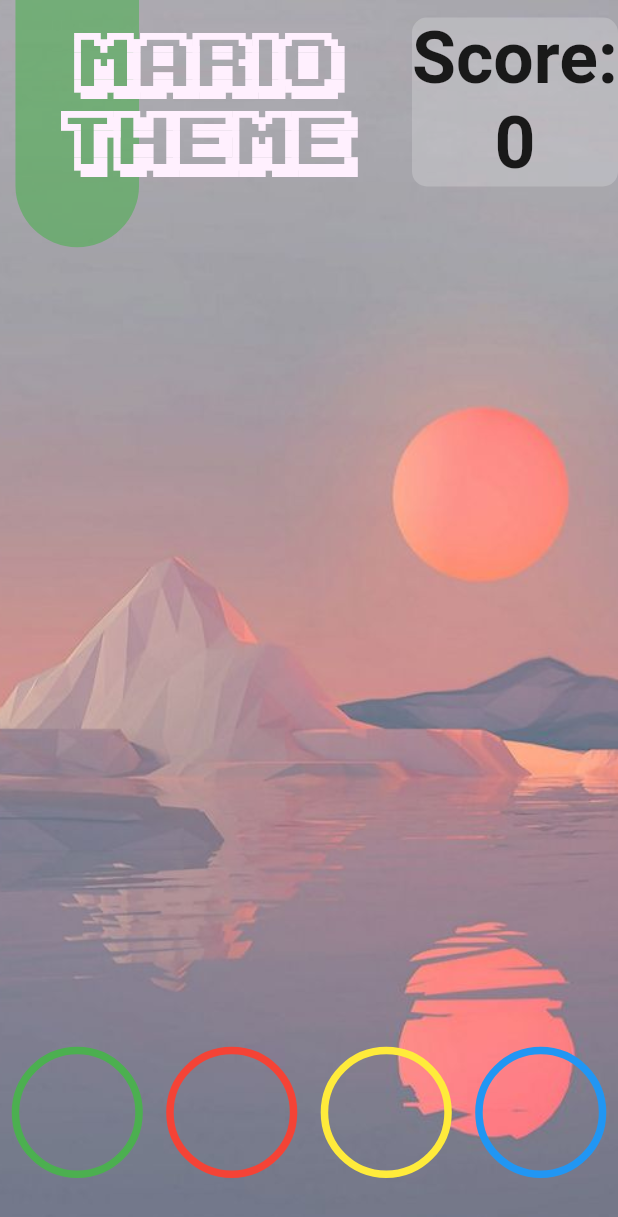
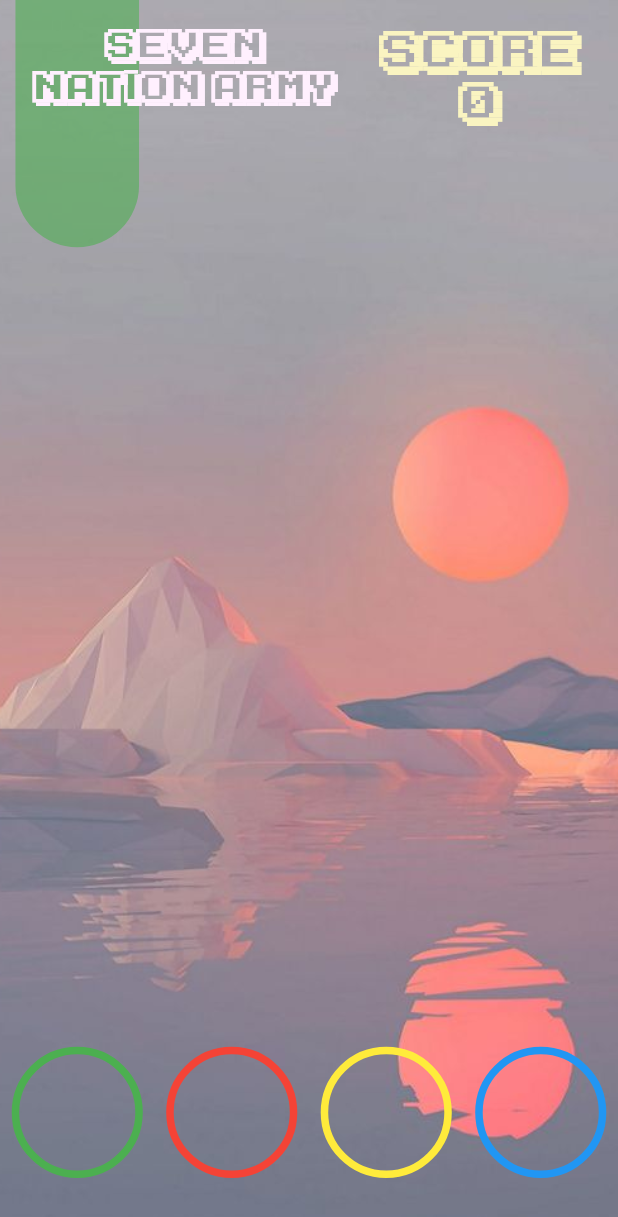
Before and after one commit to giladeldor/GloveHero, a Flutter app: the screen it shows after launch, on a phone screen of 412 x 824 dp. Shown: the top 1217 px of the screen. Run offline on Flutter 3.47's test engine with Material 2 defaults, Android fonts, the phone set to English and light mode, and no system bars; drawn by our look-alikes of auto_size_text; our stand-ins replace carousel_slider, circular_countdown_timer, flutter_rating_bar, just_audio, permission_handler; missing offline and left inert: flutter_reactive_ble.

Commit message:
Added score widget.

```diff
--- a/glove_hero_app/lib/main.dart
+++ b/glove_hero_app/lib/main.dart
@@ -41,8 +41,9 @@ class GloveHeroApp extends StatelessWidget {
       home: SafeArea(
         // child: MenuPage(),
         // child: RecordingModePage(song: SongManager.songs[11]),
-        child: SinglePlayerModePage(song: SongManager.songs[11]),
+        child: SinglePlayerModePage(song: SongManager.songs[16]),
       ),
+      debugShowCheckedModeBanner: false,
     );
   }
 }
--- a/glove_hero_app/lib/models/song.dart
+++ b/glove_hero_app/lib/models/song.dart
@@ -55,7 +55,6 @@ class SongManager {
     ),
     Song(
       name: "All My Life",
-      title: "All My\nLife",
       previewSpan: PreviewSpan(start: 6, end: 17),
       volume: 0.5,
     ),
@@ -66,13 +65,11 @@ class SongManager {
     ),
     Song(
       name: "Bohemian Rhapsody",
-      title: "Bohemian\nRhapsody",
       previewSpan: PreviewSpan(start: 50, end: 70),
       volume: 0.7,
     ),
     Song(
       name: "Come as You Are",
-      title: "Come as\nYou Are",
       previewSpan: PreviewSpan(start: 0, end: 17),
       volume: 0.5,
     ),
@@ -83,7 +80,6 @@ class SongManager {
     ),
     Song(
       name: "Freed from Desire",
-      title: "Freed from\nDesire",
       previewSpan: PreviewSpan(start: 58, end: 73),
       volume: 0.7,
     ),
@@ -94,7 +90,6 @@ class SongManager {
     ),
     Song(
       name: "I Approached Ido",
-      title: "I Approached\nIdo",
       previewSpan: PreviewSpan(start: 40, end: 60),
       volume: 0.5,
     ),
@@ -125,7 +120,6 @@ class SongManager {
     ),
     Song(
       name: "Nothing Else Matters",
-      title: "Nothing Else\nMatters",
       previewSpan: PreviewSpan(start: 0, end: 27),
       volume: 2,
     ),
@@ -136,7 +130,6 @@ class SongManager {
     ),
     Song(
       name: "Seven Nation Army",
-      title: "Seven Nation\nArmy",
       previewSpan: PreviewSpan(start: 48, end: 73),
       volume: 1.7,
     ),
@@ -147,7 +140,6 @@ class SongManager {
     ),
     Song(
       name: "Stairway to Heaven",
-      title: "Stairway to\nHeaven",
       previewSpan: PreviewSpan(start: 0, end: 25),
       volume: 3.5,
     ),
@@ -158,13 +150,11 @@ class SongManager {
     ),
     Song(
       name: "Sultans Of Swing",
-      title: "Sultans Of\nSwing",
       previewSpan: PreviewSpan(start: 143, end: 161),
       volume: 1,
     ),
     Song(
       name: "The Final Countdown",
-      title: "The Final\nCountdown",
       previewSpan: PreviewSpan(start: 117, end: 136),
       volume: 1,
     ),
@@ -175,7 +165,6 @@ class SongManager {
     ),
     Song(
       name: "Under the Bridge",
-      title: "Under the\nBridge",
       previewSpan: PreviewSpan(start: 0, end: 28),
       volume: 2,
     ),
--- a/glove_hero_app/lib/pages/recording_mode_page.dart
+++ b/glove_hero_app/lib/pages/recording_mode_page.dart
@@ -6,12 +6,12 @@ import 'package:flutter_rating_bar/flutter_rating_bar.dart';
 import 'package:glove_hero_app/models/audio_manager.dart';
 import 'package:glove_hero_app/models/ble.dart';
 import 'package:glove_hero_app/models/touch.dart';
-import 'package:glove_hero_app/styles.dart';
 import 'package:glove_hero_app/utils/painter.dart';
 import 'package:glove_hero_app/widgets/song_card.dart';
 import 'package:just_audio/just_audio.dart';
 import 'package:provider/provider.dart';
 import '../models/song.dart';
+import '../utils/styles.dart';
 
 class RecordingModePage extends StatefulWidget {
   const RecordingModePage({super.key, required this.song});
--- a/glove_hero_app/lib/pages/single_player_mode_page.dart
+++ b/glove_hero_app/lib/pages/single_player_mode_page.dart
@@ -1,3 +1,4 @@
+import 'package:auto_size_text/auto_size_text.dart';
 import 'package:flutter/material.dart';
 import 'package:glove_hero_app/models/touch.dart';
 import 'package:glove_hero_app/utils/painter.dart';
@@ -43,26 +44,31 @@ class _SinglePlayerModePageState extends State<SinglePlayerModePage> {
               child: Column(
                 crossAxisAlignment: CrossAxisAlignment.center,
                 children: [
-                  Row(
+                  Padding(
+                    padding: const EdgeInsets.symmetric(vertical: 16.0),
+                    child: Row(
+                      mainAxisAlignment: MainAxisAlignment.spaceEvenly,
+                      crossAxisAlignment: CrossAxisAlignment.start,
                       children: [
                         Flexible(
-                        flex: 2,
-                        child: Padding(
-                          padding: const EdgeInsets.all(16.0),
-                          child: Text(
+                          child: AutoSizeText(
                             _song.title,
                             textAlign: TextAlign.center,
-                            style: titleTextStyle,
+                            style: titleTextStyle.copyWith(fontSize: 30),
+                            maxLines: 2,
+                            wrapWords: false,
                           ),
                         ),
+                        Flexible(
+                          child: Padding(
+                            padding: const EdgeInsets.symmetric(
+                              horizontal: 8.0,
                             ),
-                      const Flexible(
-                        child: Align(
-                          alignment: Alignment.topCenter,
-                          child: _Score(score: 0),
+                            child: _Score(score: _score),
                           ),
                         )
                       ],
+                    ),
                   ),
                   const Spacer(flex: 1)
                 ],
@@ -82,20 +88,13 @@ class _Score extends StatelessWidget {
 
   @override
   Widget build(BuildContext context) {
-    return Container(
-      decoration: BoxDecoration(
-        color: Colors.white.withOpacity(0.2),
-        borderRadius: BorderRadius.circular(10),
-      ),
-      child: FittedBox(
-        child: Text(
-          "Score:\n$score",
+    return Text(
+      "Score\n$score",
       textAlign: TextAlign.center,
       style: const TextStyle(
-            fontSize: 50,
-            fontWeight: FontWeight.bold,
-          ),
-        ),
+        fontFamily: "Karmatic",
+        color: Color.fromARGB(255, 250, 244, 193),
+        fontSize: 30,
       ),
     );
   }
--- a/glove_hero_app/lib/widgets/song_card.dart
+++ b/glove_hero_app/lib/widgets/song_card.dart
@@ -1,3 +1,4 @@
+import 'package:auto_size_text/auto_size_text.dart';
 import 'package:flutter/material.dart';
 import 'package:glove_hero_app/models/song.dart';
 import '../utils/styles.dart';
@@ -49,14 +50,14 @@ class SongCard extends StatelessWidget {
               ),
               Padding(
                 padding: const EdgeInsets.all(8.0),
-                child: FittedBox(
-                  child: Text(
-                    songName,
-                    textAlign: TextAlign.center,
-                    style: menuButtonTextStyle.copyWith(
-                      color: Colors.black,
-                      fontSize: 25,
-                    ),
+                child: AutoSizeText(
+                  songName,
+                  textAlign: TextAlign.center,
+                  maxLines: 2,
+                  wrapWords: false,
+                  style: menuButtonTextStyle.copyWith(
+                    color: Colors.black,
+                    fontSize: 25,
                   ),
                 ),
               )
--- a/glove_hero_app/pubspec.yaml
+++ b/glove_hero_app/pubspec.yaml
@@ -43,6 +43,7 @@ dependencies:
   path_provider: ^2.0.15
   circular_countdown_timer: ^0.2.3
   flutter_rating_bar: ^4.0.1
+  auto_size_text: ^3.0.0
 
 dev_dependencies:
   flutter_test:
```
Also changed, not shown: glove_hero_app/pubspec.lock. Lines whose indentation alone changed are shown as unchanged.
